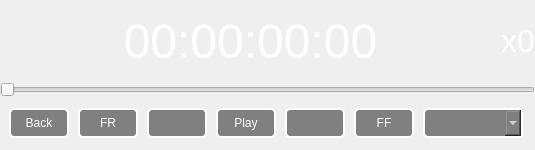
This is libs/PhCommonUI/PhMediaPanel.ui in JokerSync/Joker as Qt 5 draws it before an edit. The edited form follows.
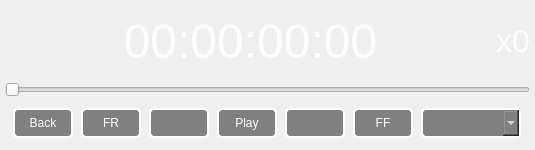
This is the edited form.

Commit message: PhFloatingMediaPanel inherits PhMediaPanel

Patch:
```diff
--- a/libs/PhCommonUI/PhMediaPanel.ui
+++ b/libs/PhCommonUI/PhMediaPanel.ui
@@ -18,7 +18,13 @@
 	color: white;
 }
 
-
+PhMediaPanel {
+	background: qlineargradient(x1: 1, y1: 0, x2: 1, y2: 1, stop: 0 rgb(40,40,40), stop: 1 black);
+     border-style: solid;
+     border-width: 4px;
+     border-radius: 3px;
+     border-color: white;
+}
 
 QPushButton, QComboBox{
 	 background: grey;
@@ -37,13 +43,13 @@
     <number>0</number>
    </property>
    <property name="leftMargin">
-    <number>0</number>
+    <number>5</number>
    </property>
    <property name="topMargin">
     <number>0</number>
    </property>
    <property name="rightMargin">
-    <number>0</number>
+    <number>5</number>
    </property>
    <property name="bottomMargin">
     <number>0</number>
```
The commit also changes 7 other files.
